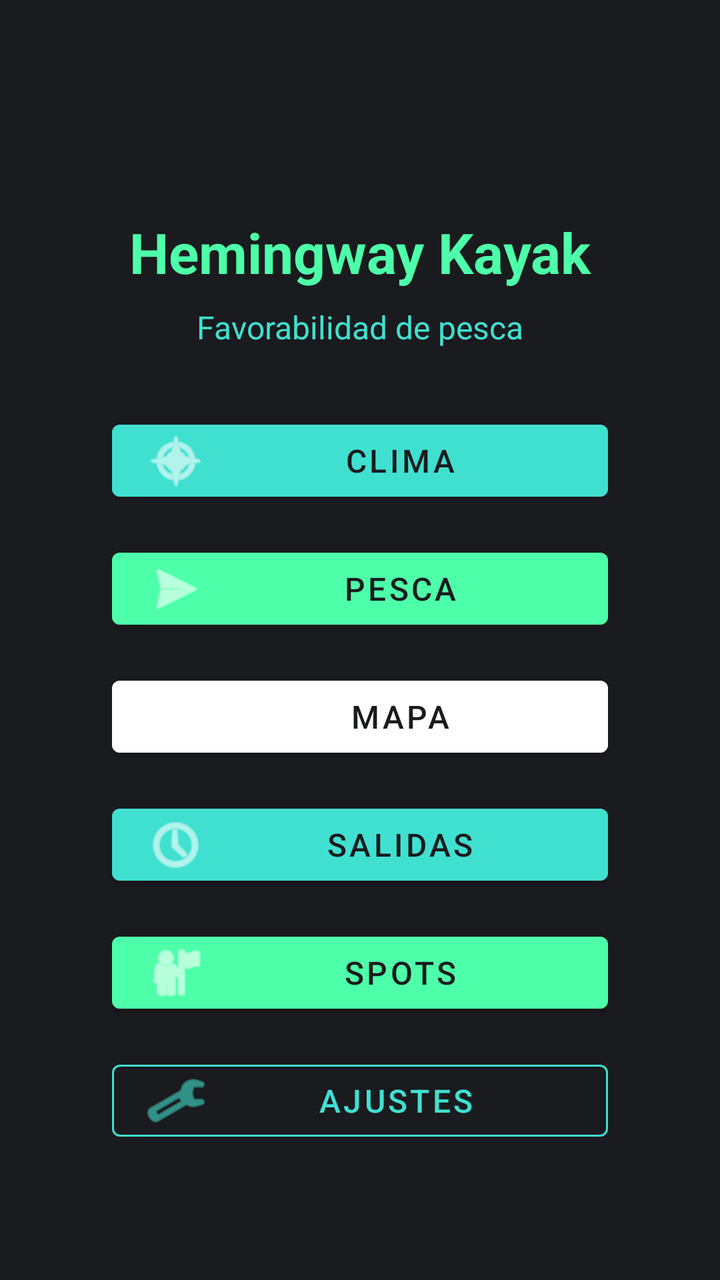
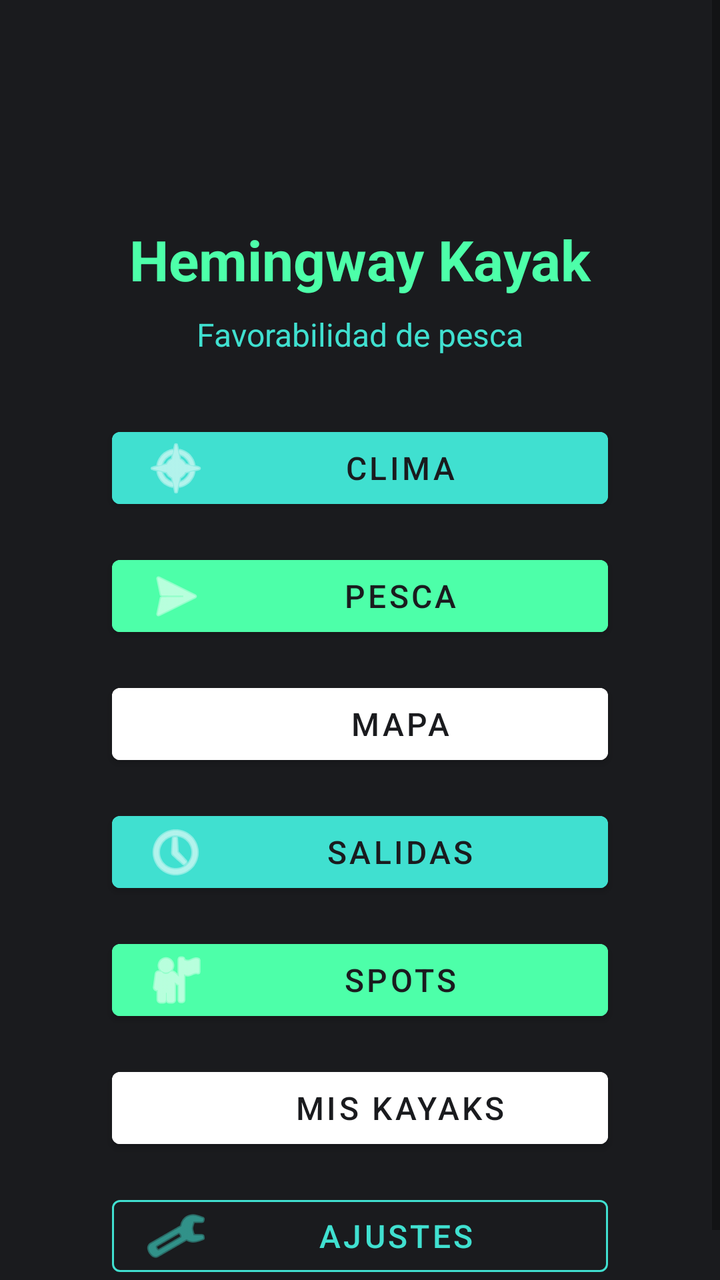

Two renders of the same Android screen: before a commit and after it. Below are the layout's source before the change and the commit's diff.
<!-- AndroidManifest.xml: application theme Theme.HemingwayKayak -->
<!-- res/layout/fragment_home.xml -->
<?xml version="1.0" encoding="utf-8"?>
<ScrollView 
    xmlns:android="http://schemas.android.com/apk/res/android"
    xmlns:app="http://schemas.android.com/apk/res-auto"
    xmlns:tools="http://schemas.android.com/tools"
    android:layout_width="match_parent"
    android:layout_height="match_parent"
    android:background="@color/logo_dark"
    android:fillViewport="true">

    <androidx.constraintlayout.widget.ConstraintLayout 
        android:layout_width="match_parent"
        android:layout_height="wrap_content"
        android:padding="@dimen/spacing_lg"
        tools:context=".ui.home.HomeFragment">

        <TextView
            android:id="@+id/titleText"
            android:layout_width="wrap_content"
            android:layout_height="wrap_content"
            android:text="@string/app_name"
            android:textColor="@color/logo_neon"
            android:textSize="@dimen/text_size_display"
            android:textStyle="bold"
            app:layout_constraintBottom_toBottomOf="parent"
            app:layout_constraintEnd_toEndOf="parent"
            app:layout_constraintStart_toStartOf="parent"
            app:layout_constraintTop_toTopOf="parent"
            app:layout_constraintVertical_bias="0.15" />

        <TextView
            android:id="@+id/subtitleText"
            android:layout_width="wrap_content"
            android:layout_height="wrap_content"
            android:layout_marginTop="@dimen/spacing_sm"
            android:text="@string/fishing_favorability"
            android:textColor="@color/logo_turquoise"
            android:textSize="@dimen/text_size_subtitle"
            app:layout_constraintEnd_toEndOf="parent"
            app:layout_constraintStart_toStartOf="parent"
            app:layout_constraintTop_toBottomOf="@+id/titleText" />

        <com.google.android.material.button.MaterialButton
            android:id="@+id/weatherButton"
            android:layout_width="0dp"
            android:layout_height="@dimen/button_height"
            android:layout_marginStart="@dimen/spacing_xl"
            android:layout_marginTop="@dimen/spacing_xl"
            android:layout_marginEnd="@dimen/spacing_xl"
            android:backgroundTint="@color/logo_turquoise"
            android:text="@string/weather_title"
            android:textColor="@color/logo_dark"
            android:textSize="@dimen/text_size_subtitle"
            app:icon="@android:drawable/ic_menu_compass"
            app:iconGravity="start"
            app:layout_constraintEnd_toEndOf="parent"
            app:layout_constraintStart_toStartOf="parent"
            app:layout_constraintTop_toBottomOf="@+id/subtitleText"
            app:layout_constraintWidth_max="400dp" />

        <com.google.android.material.button.MaterialButton
            android:id="@+id/fishingButton"
            android:layout_width="0dp"
            android:layout_height="@dimen/button_height"
            android:layout_marginStart="@dimen/spacing_xl"
            android:layout_marginTop="@dimen/spacing_md"
            android:layout_marginEnd="@dimen/spacing_xl"
            android:backgroundTint="@color/logo_neon"
            android:text="@string/fishing_title"
            android:textColor="@color/logo_dark"
            android:textSize="@dimen/text_size_subtitle"
            app:icon="@android:drawable/ic_menu_send"
            app:iconGravity="start"
            app:layout_constraintEnd_toEndOf="parent"
            app:layout_constraintStart_toStartOf="parent"
            app:layout_constraintTop_toBottomOf="@+id/weatherButton"
            app:layout_constraintWidth_max="400dp" />

        <com.google.android.material.button.MaterialButton
            android:id="@+id/mapButton"
            android:layout_width="0dp"
            android:layout_height="@dimen/button_height"
            android:layout_marginStart="@dimen/spacing_xl"
            android:layout_marginTop="@dimen/spacing_md"
            android:layout_marginEnd="@dimen/spacing_xl"
            android:backgroundTint="@color/white"
            android:text="@string/map_title"
            android:textColor="@color/logo_dark"
            android:textSize="@dimen/text_size_subtitle"
            app:icon="@android:drawable/ic_menu_mapmode"
            app:iconGravity="start"
            app:layout_constraintEnd_toEndOf="parent"
            app:layout_constraintStart_toStartOf="parent"
            app:layout_constraintTop_toBottomOf="@+id/fishingButton"
            app:layout_constraintWidth_max="400dp" />

        <com.google.android.material.button.MaterialButton
            android:id="@+id/historyButton"
            android:layout_width="0dp"
            android:layout_height="@dimen/button_height"
            android:layout_marginStart="@dimen/spacing_xl"
            android:layout_marginTop="@dimen/spacing_md"
            android:layout_marginEnd="@dimen/spacing_xl"
            android:backgroundTint="@color/logo_turquoise"
            android:text="@string/history_title"
            android:textColor="@color/logo_dark"
            android:textSize="@dimen/text_size_subtitle"
            app:icon="@android:drawable/ic_menu_recent_history"
            app:iconGravity="start"
            app:layout_constraintEnd_toEndOf="parent"
            app:layout_constraintStart_toStartOf="parent"
            app:layout_constraintTop_toBottomOf="@+id/mapButton"
            app:layout_constraintWidth_max="400dp" />

        <com.google.android.material.button.MaterialButton
            android:id="@+id/spotsButton"
            android:layout_width="0dp"
            android:layout_height="@dimen/button_height"
            android:layout_marginStart="@dimen/spacing_xl"
            android:layout_marginTop="@dimen/spacing_md"
            android:layout_marginEnd="@dimen/spacing_xl"
            android:backgroundTint="@color/logo_neon"
            android:text="Spots"
            android:textColor="@color/logo_dark"
            android:textSize="@dimen/text_size_subtitle"
            app:icon="@android:drawable/ic_menu_myplaces"
            app:iconGravity="start"
            app:layout_constraintEnd_toEndOf="parent"
            app:layout_constraintStart_toStartOf="parent"
            app:layout_constraintTop_toBottomOf="@+id/historyButton"
            app:layout_constraintWidth_max="400dp" />

        <com.google.android.material.button.MaterialButton
            android:id="@+id/settingsButton"
            style="@style/Widget.MaterialComponents.Button.OutlinedButton"
            android:layout_width="0dp"
            android:layout_height="@dimen/button_height"
            android:layout_marginStart="@dimen/spacing_xl"
            android:layout_marginTop="@dimen/spacing_md"
            android:layout_marginEnd="@dimen/spacing_xl"
            android:text="@string/settings_title"
            android:textColor="@color/logo_turquoise"
            android:textSize="@dimen/text_size_subtitle"
            app:icon="@android:drawable/ic_menu_preferences"
            app:iconGravity="start"
            app:iconTint="@color/logo_turquoise"
            app:strokeColor="@color/logo_turquoise"
            app:layout_constraintEnd_toEndOf="parent"
            app:layout_constraintStart_toStartOf="parent"
            app:layout_constraintTop_toBottomOf="@+id/spotsButton"
            app:layout_constraintWidth_max="400dp" />

    </androidx.constraintlayout.widget.ConstraintLayout>
</ScrollView>
<!-- resources referenced by this layout -->
<resources>
  <color name="logo_dark">#1A1B1E</color>
  <color name="logo_neon">#4DFFA9</color>
  <color name="logo_turquoise">#40E0D0</color>
  <color name="white">#FFFFFFFF</color>
  <dimen name="button_height">48dp</dimen>
  <dimen name="spacing_lg">24dp</dimen>
  <dimen name="spacing_md">16dp</dimen>
  <dimen name="spacing_sm">8dp</dimen>
  <dimen name="spacing_xl">32dp</dimen>
  <dimen name="text_size_display">28sp</dimen>
  <dimen name="text_size_subtitle">16sp</dimen>
  <string name="app_name">Hemingway Kayak</string>
  <string name="fishing_favorability">Favorabilidad de pesca</string>
  <string name="fishing_title">Pesca</string>
  <string name="history_title">Salidas</string>
  <string name="map_title">Mapa</string>
  <string name="settings_title">Ajustes</string>
  <string name="weather_title">Clima</string>
  <style name="Theme.HemingwayKayak" parent="Theme.MaterialComponents.DayNight.DarkActionBar">
          <item name="colorPrimary">@color/primary</item>
          <item name="colorPrimaryDark">@color/primary_dark</item>
          <item name="colorAccent">@color/accent</item>
          <item name="android:windowBackground">@color/logo_dark</item>
      </style>
  <color name="primary">@color/logo_turquoise</color>
  <color name="primary_dark">@color/logo_dark</color>
  <color name="accent">@color/logo_neon</color>
</resources>

<!-- the commit's change to res/layout/fragment_home.xml (unified diff, before → after) -->
@@ -131,6 +131,24 @@
             app:layout_constraintWidth_max="400dp" />
 
         <com.google.android.material.button.MaterialButton
+            android:id="@+id/kayaksButton"
+            android:layout_width="0dp"
+            android:layout_height="@dimen/button_height"
+            android:layout_marginStart="@dimen/spacing_xl"
+            android:layout_marginTop="@dimen/spacing_md"
+            android:layout_marginEnd="@dimen/spacing_xl"
+            android:backgroundTint="@color/white"
+            android:text="Mis kayaks"
+            android:textColor="@color/logo_dark"
+            android:textSize="@dimen/text_size_subtitle"
+            app:icon="@android:drawable/ic_menu_directions"
+            app:iconGravity="start"
+            app:layout_constraintEnd_toEndOf="parent"
+            app:layout_constraintStart_toStartOf="parent"
+            app:layout_constraintTop_toBottomOf="@+id/spotsButton"
+            app:layout_constraintWidth_max="400dp" />
+
+        <com.google.android.material.button.MaterialButton
             android:id="@+id/settingsButton"
             style="@style/Widget.MaterialComponents.Button.OutlinedButton"
             android:layout_width="0dp"
@@ -147,7 +165,7 @@
             app:strokeColor="@color/logo_turquoise"
             app:layout_constraintEnd_toEndOf="parent"
             app:layout_constraintStart_toStartOf="parent"
-            app:layout_constraintTop_toBottomOf="@+id/spotsButton"
+            app:layout_constraintTop_toBottomOf="@+id/kayaksButton"
             app:layout_constraintWidth_max="400dp" />
 
     </androidx.constraintlayout.widget.ConstraintLayout>
